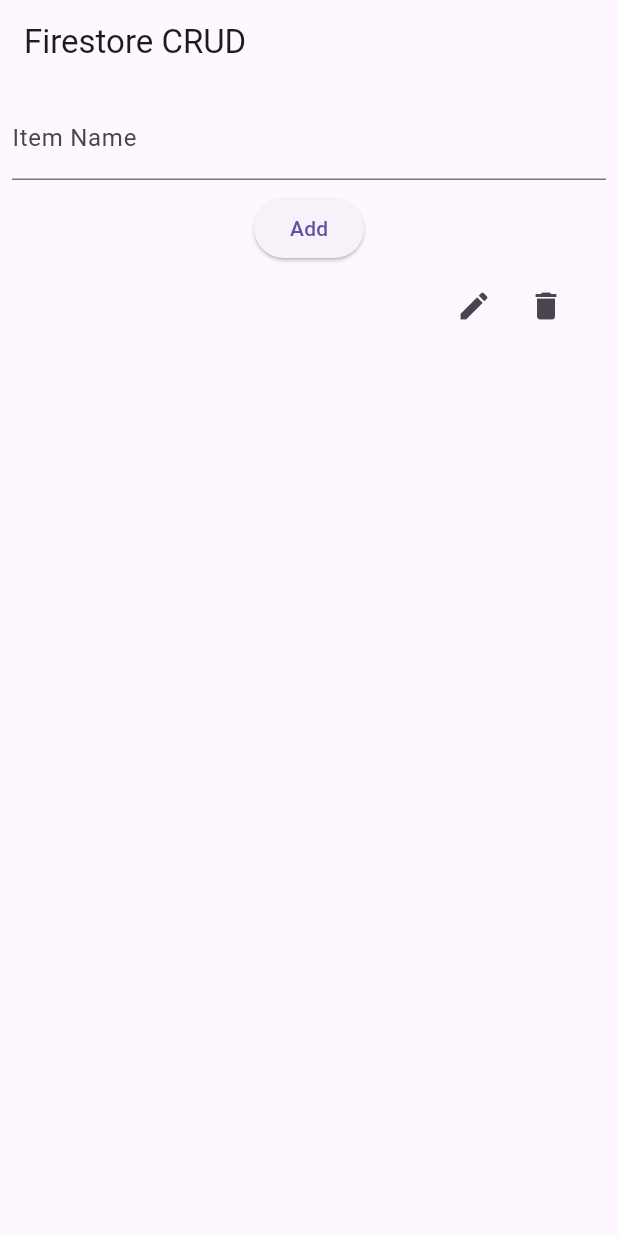
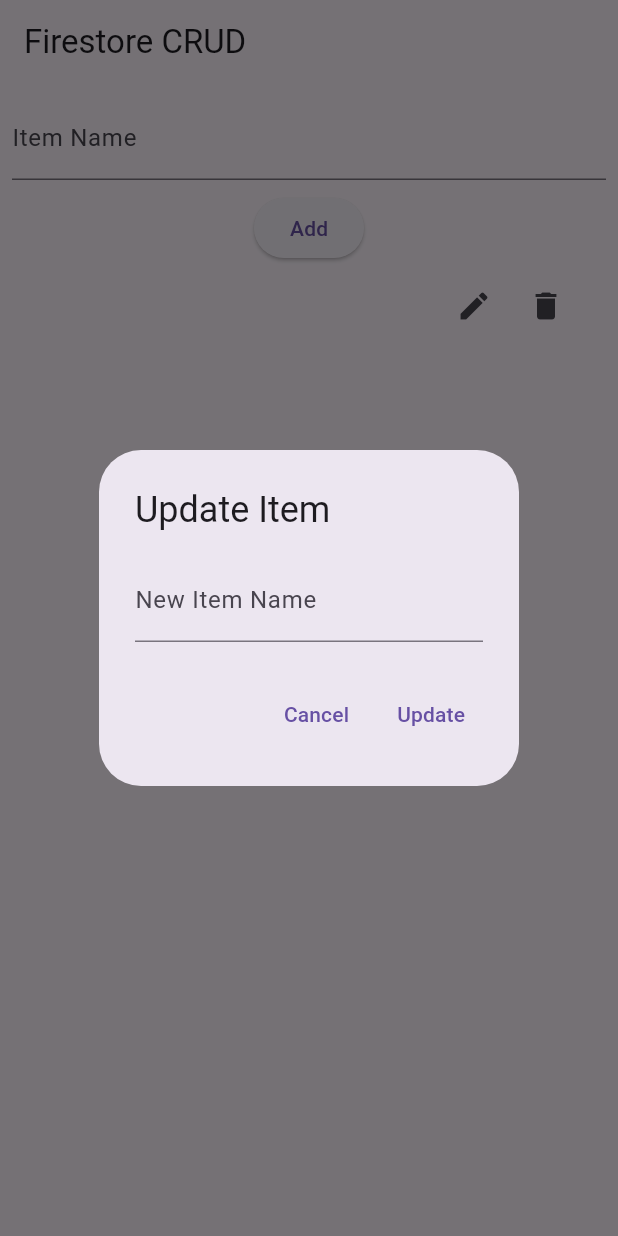
Before and after one commit to Dpehect/Flutter-Firebase-CRUD, a Flutter app: the screen it shows after launch, after a tap on "Add", after a tap on the "edit" icon, on a phone screen of 412 x 824 dp. Run offline on Flutter 3.47's test engine with Material 3 defaults, Android fonts, the phone set to English and light mode, and no system bars; our stand-ins replace cloud_firestore, firebase_core; accounts and stored records are empty.

Commit message:
Update main.dart

```diff
--- a/lib/main.dart
+++ b/lib/main.dart
@@ -1,14 +1,10 @@
 import 'package:flutter/material.dart';
 import 'package:cloud_firestore/cloud_firestore.dart';
 import 'package:firebase_core/firebase_core.dart';
-import 'package:firebase_crashlytics/firebase_crashlytics.dart';
-import 'firebase_options.dart'; // Make sure to replace this with your actual file
 
 void main() async {
   WidgetsFlutterBinding.ensureInitialized();
-  await Firebase.initializeApp(
-    options: DefaultFirebaseOptions.currentPlatform,
-  );
+  await Firebase.initializeApp();
   runApp(MyApp());
 }
 
@@ -39,12 +35,67 @@ class _MyHomePageState extends State<MyHomePage> {
     _textController.clear();
   }
 
-  void _updateData(String id, String newName) async {
-    await _firestore.collection('items').doc(id).update({'name': newName});
+  void _updateData(String id, String oldName) async {
+    TextEditingController _updateTextController = TextEditingController();
+    _updateTextController.text = oldName;
+
+    await showDialog(
+      context: context,
+      builder: (BuildContext context) {
+        return AlertDialog(
+          title: Text('Update Item'),
+          content: TextField(
+            controller: _updateTextController,
+            decoration: InputDecoration(labelText: 'New Item Name'),
+          ),
+          actions: [
+            TextButton(
+              onPressed: () {
+                Navigator.pop(context);
+              },
+              child: Text('Cancel'),
+            ),
+            TextButton(
+              onPressed: () async {
+                await _firestore
+                    .collection('items')
+                    .doc(id)
+                    .update({'name': _updateTextController.text});
+                Navigator.pop(context);
+              },
+              child: Text('Update'),
+            ),
+          ],
+        );
+      },
+    );
   }
 
   void _deleteData(String id) async {
-    await _firestore.collection('items').doc(id).delete();
+    await showDialog(
+      context: context,
+      builder: (BuildContext context) {
+        return AlertDialog(
+          title: Text('Delete Item'),
+          content: Text('Are you sure you want to delete this item?'),
+          actions: [
+            TextButton(
+              onPressed: () {
+                Navigator.pop(context);
+              },
+              child: Text('Cancel'),
+            ),
+            TextButton(
+              onPressed: () async {
+                await _firestore.collection('items').doc(id).delete();
+                Navigator.pop(context);
+              },
+              child: Text('Delete'),
+            ),
+          ],
+        );
+      },
+    );
   }
 
   @override
@@ -83,7 +134,6 @@ class _MyHomePageState extends State<MyHomePage> {
               return ListView(
                 shrinkWrap: true,
                 children: items.map((item) {
-                  final itemId = item.id;
                   final itemName = item['name'] ?? '';
 
                   return ListTile(
@@ -94,15 +144,13 @@ class _MyHomePageState extends State<MyHomePage> {
                         IconButton(
                           icon: Icon(Icons.edit),
                           onPressed: () {
-                            // Update operations go here
-                            // _updateData(itemId, 'New Name');
+                            _updateData(item.id, itemName);
                           },
                         ),
                         IconButton(
                           icon: Icon(Icons.delete),
                           onPressed: () {
-                            // Delete operations go here
-                            // _deleteData(itemId);
+                            _deleteData(item.id);
                           },
                         ),
                       ],
```
